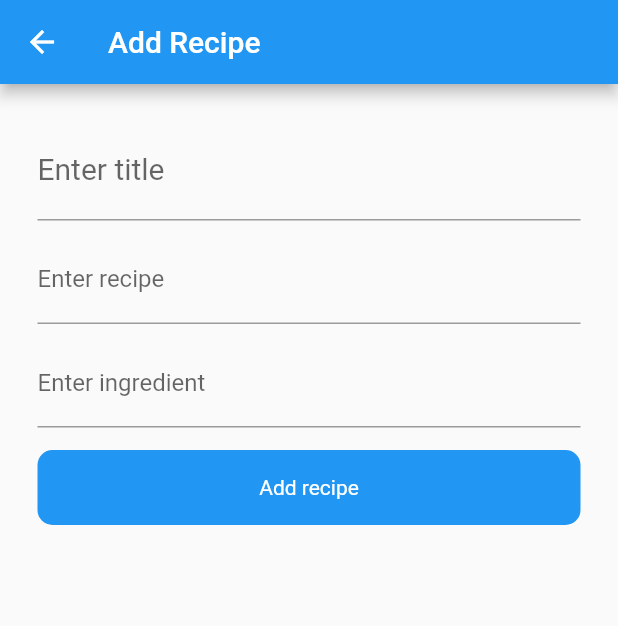
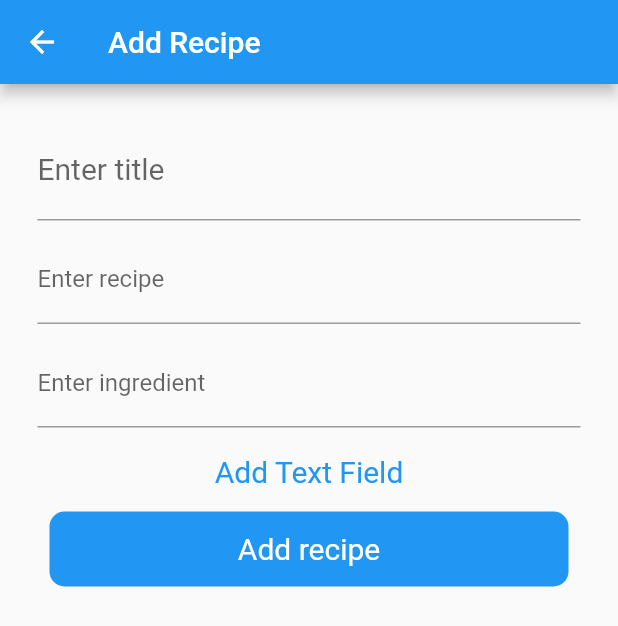
Before and after one commit to Dr34msHunt3r/dotd, a Flutter app: the AddRecipeScreen screen opened by its route, on a phone screen of 412 x 824 dp. Shown: the top 626 px of the screen. Run offline on Flutter 3.47's test engine with Material 2 defaults, Android fonts, the phone set to English and light mode, and no system bars; our stand-ins replace bloc, flutter_bloc, fluttertoast; network calls fail.

Commit message:
feat: prepared add recipe screen to take growable list of ingredients

```diff
--- a/lib/presentation/screens/add_recipe_screen.dart
+++ b/lib/presentation/screens/add_recipe_screen.dart
@@ -5,12 +5,30 @@ import 'package:flutter/material.dart';
 import 'package:flutter_bloc/flutter_bloc.dart';
 import 'package:fluttertoast/fluttertoast.dart';
 
-class AddRecipeScreen extends StatelessWidget {
+class AddRecipeScreen extends StatefulWidget {
   AddRecipeScreen({Key? key}) : super(key: key);
 
+  @override
+  State<AddRecipeScreen> createState() => _AddRecipeScreenState();
+
+
+}
+
+class _AddRecipeScreenState extends State<AddRecipeScreen> {
   final _controllerRecipeTitle = TextEditingController();
+
   final _controllerRecipeSubtitle = TextEditingController();
+
   final _controllerIngredientName = TextEditingController();
+
+  late int _count;
+  late List<TextEditingController> _controller;
+  @override
+  void initState(){
+    super.initState();
+    _count = 0;
+    _controller = [];
+  }
 
   @override
   Widget build(BuildContext context) {
@@ -31,6 +49,11 @@ class AddRecipeScreen extends StatelessWidget {
             BlocListener<AddRecipeCubit, AddRecipeState>(
               listener: (context, state) {
                 if (state is RecipeAdded) {
+                  // TODO: Prepare cubit,state, network service and repository for ingredients list
+                  List<String> ingredients = [];
+                  _controller.forEach((element) {ingredients.add(element.text);});
+                  print(ingredients);
+
                   print("RecipeAdded");
                   Recipe recipe = (state as RecipeAdded).recipe;
                   final name = _controllerIngredientName.text;
@@ -72,8 +95,35 @@ class AddRecipeScreen extends StatelessWidget {
           controller: _controllerIngredientName,
           decoration: const InputDecoration(labelText: "Enter ingredient"),
         ),
-        const SizedBox(height: 15.0,),
-        _addRecipeBtn(context)
+        const SizedBox(height: 10.0,),
+        ListView.builder(
+          shrinkWrap: true,
+            itemCount: _count,
+            itemBuilder: (context, index){
+            return TextField(
+              controller: _controller[index],
+              decoration: InputDecoration(labelText: "Enter ingredient no. ${(index+1).toString()}"),
+            );
+            }),
+        TextButton(
+          style: TextButton.styleFrom(
+            textStyle: const TextStyle(fontSize: 20),
+          ),
+          onPressed: () {
+            setState(() {
+              _count++;
+              _controller.add(TextEditingController());
+            });
+          },
+          child: Column(
+            children: [
+              const Text('Add Text Field'),
+              const SizedBox(height: 15.0,),
+              _addRecipeBtn(context)
+            ],
+          ),
+        ),
+
       ],
     );
   }
@@ -127,6 +177,4 @@ class AddRecipeScreen extends StatelessWidget {
       ),
     );
   }
-
-
 }
```
